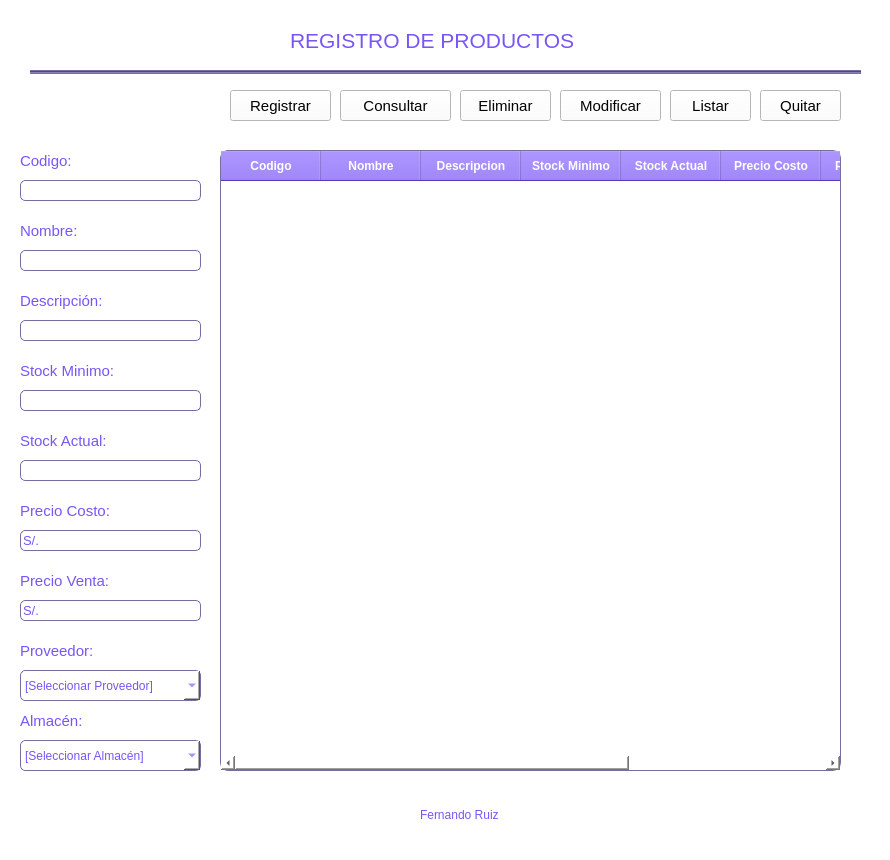
First picture: the form in UI/ventanaProductos.ui, repository fernandoruiz2016/python-store-management, before the edit.
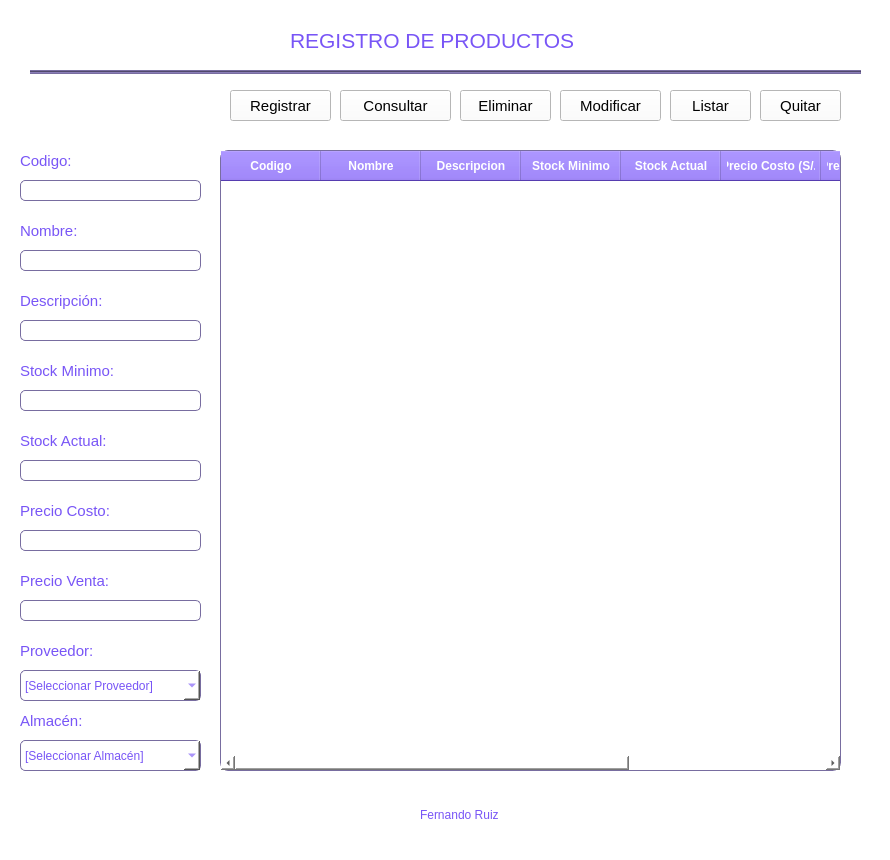
Second picture: the form after the edit.

Diff of the .ui file:
```diff
--- a/UI/ventanaProductos.ui
+++ b/UI/ventanaProductos.ui
@@ -14,7 +14,9 @@
    <string>MainWindow</string>
   </property>
   <property name="styleSheet">
-   <string notr="true">background: white;</string>
+   <string notr="true">QWidget {
+background: white;
+}</string>
   </property>
   <widget class="QWidget" name="centralwidget">
    <widget class="QLineEdit" name="txtCodigo">
@@ -245,7 +247,7 @@
 border-radius: 5px</string>
     </property>
     <property name="text">
-     <string>S/. </string>
+     <string/>
     </property>
    </widget>
    <widget class="QLabel" name="label_10">
@@ -290,7 +292,7 @@
 border-radius: 5px</string>
     </property>
     <property name="text">
-     <string>S/. </string>
+     <string/>
     </property>
    </widget>
    <widget class="QLabel" name="label_11">
@@ -511,12 +513,12 @@
     </column>
     <column>
      <property name="text">
-      <string>Precio Costo</string>
+      <string>Precio Costo (S/.)</string>
      </property>
     </column>
     <column>
      <property name="text">
-      <string>Precio Venta</string>
+      <string>Precio Venta  (S/.)</string>
      </property>
     </column>
     <column>
```
